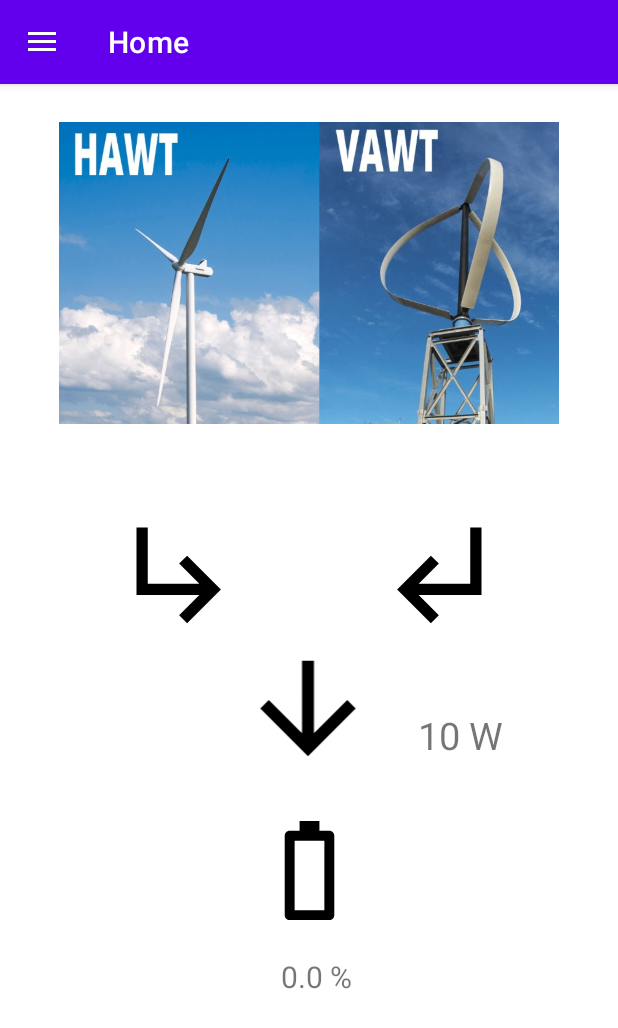
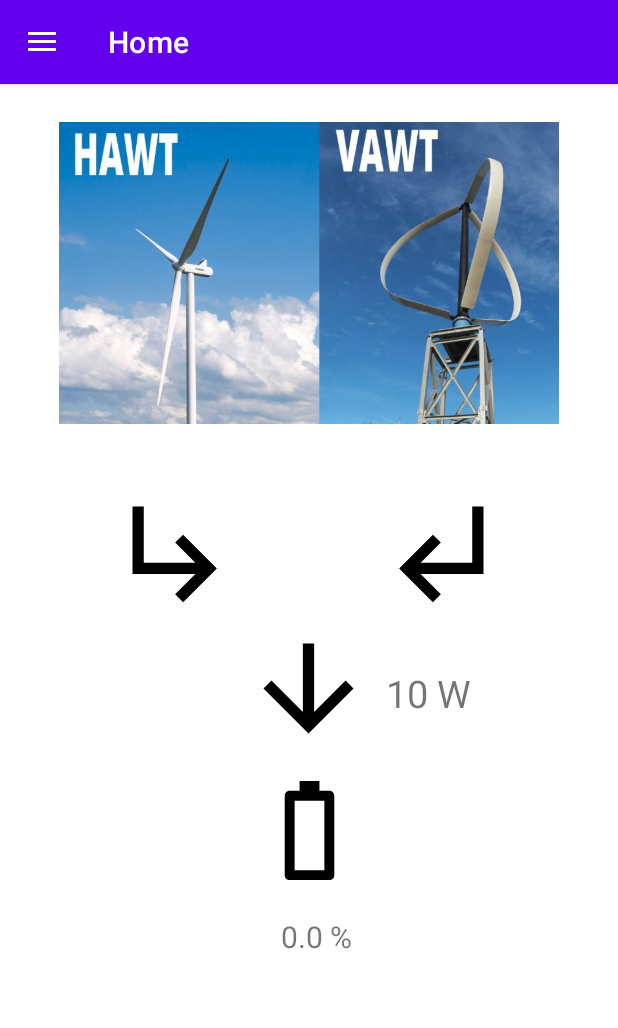
Before and after one commit to ckkirk24/ECEN-404-Group-12-Wind-Power, an Android app: the screen it shows after launch (MainActivity), on a phone screen of 412 x 824 dp. Shown: the top 1028 px of the screen. Run offline under Robolectric (Android 15) with nearby library versions, the phone set to English and light mode, and no system bars; our stand-ins replace navigation-ui; libraries missing offline, so code that uses them is left out: com.androidplot.util, com.androidplot.xy; plain views replace XYPlot; 8 statements that could not run were skipped.

Commit message:
Home page clean up

```diff
--- a/android_app/app/src/main/java/com/example/menutest/MainActivity.kt
+++ b/android_app/app/src/main/java/com/example/menutest/MainActivity.kt
@@ -160,7 +160,7 @@ class MainActivity : AppCompatActivity() {
                         deviceHardwareAddress = device.address // MAC address
                     }
                 }
-                myTextView.text = deviceName
+                myTextView.text = "Battery Charge Level: "
 //                myTextView.text = "chosen: " + deviceName +"\n others:\n" + myDeviceNames
             try{
                 val device: BluetoothDevice = bluetoothAdapter.getRemoteDevice(deviceHardwareAddress)
--- a/android_app/app/src/main/java/com/example/menutest/ui/slideshow/SlideshowFragment.kt
+++ b/android_app/app/src/main/java/com/example/menutest/ui/slideshow/SlideshowFragment.kt
@@ -59,9 +59,6 @@ class SlideshowFragment : Fragment() {
             "Charge (%) vs Time (hours)"
         )
 
-
-
-
         val chargedFormat = LineAndPointFormatter(Color.RED, Color.GREEN, null, null)
         try {
             plot.addSeries(chargedSeries, chargedFormat)
--- a/android_app/app/src/main/res/layout/fragment_home.xml
+++ b/android_app/app/src/main/res/layout/fragment_home.xml
@@ -37,9 +37,9 @@
         app:layout_constraintBottom_toBottomOf="parent"
         app:layout_constraintEnd_toEndOf="parent"
         app:layout_constraintStart_toStartOf="parent"
+
         app:layout_constraintTop_toTopOf="parent"
-
-        app:layout_constraintVertical_bias="0.709" />
+        app:layout_constraintVertical_bias="0.669" />
 
     <ImageView
         android:id="@+id/battery_1_bar"
@@ -182,7 +182,7 @@
         app:layout_constraintHorizontal_bias="0.0"
         app:layout_constraintStart_toStartOf="parent"
         app:layout_constraintTop_toTopOf="parent"
-        app:layout_constraintVertical_bias="0.971" />
+        app:layout_constraintVertical_bias="0.927" />
 
     <ImageView
         android:id="@+id/imageView3"
@@ -197,15 +197,15 @@
 
     <ImageView
         android:id="@+id/imageView4"
-        android:layout_width="132dp"
-        android:layout_height="95dp"
+        android:layout_width="90dp"
+        android:layout_height="90dp"
         android:src="@drawable/baseline_arrow_downward_24"
         app:layout_constraintBottom_toBottomOf="parent"
         app:layout_constraintEnd_toEndOf="parent"
         app:layout_constraintHorizontal_bias="0.498"
         app:layout_constraintStart_toStartOf="parent"
         app:layout_constraintTop_toTopOf="parent"
-        app:layout_constraintVertical_bias="0.548" />
+        app:layout_constraintVertical_bias="0.528" />
 
     <ImageView
         android:id="@+id/imageView5"
@@ -214,10 +214,10 @@
         android:src="@drawable/baseline_subdirectory_arrow_right_24"
         app:layout_constraintBottom_toBottomOf="parent"
         app:layout_constraintEnd_toEndOf="parent"
-        app:layout_constraintHorizontal_bias="0.236"
+        app:layout_constraintHorizontal_bias="0.227"
         app:layout_constraintStart_toStartOf="parent"
         app:layout_constraintTop_toTopOf="parent"
-        app:layout_constraintVertical_bias="0.414" />
+        app:layout_constraintVertical_bias="0.393" />
 
     <ImageView
         android:id="@+id/imageView6"
@@ -227,10 +227,10 @@
 
         app:layout_constraintBottom_toBottomOf="parent"
         app:layout_constraintEnd_toEndOf="parent"
-        app:layout_constraintHorizontal_bias="0.763"
+        app:layout_constraintHorizontal_bias="0.769"
         app:layout_constraintStart_toStartOf="parent"
         app:layout_constraintTop_toTopOf="parent"
-        app:layout_constraintVertical_bias="0.414" />
+        app:layout_constraintVertical_bias="0.393" />
 
     <TextView
         android:id="@+id/textView2"
@@ -240,9 +240,9 @@
         android:textSize="25sp"
         app:layout_constraintBottom_toBottomOf="parent"
         app:layout_constraintEnd_toEndOf="parent"
-        app:layout_constraintHorizontal_bias="0.785"
+        app:layout_constraintHorizontal_bias="0.725"
         app:layout_constraintStart_toStartOf="parent"
         app:layout_constraintTop_toTopOf="parent"
-        app:layout_constraintVertical_bias="0.568" />
+        app:layout_constraintVertical_bias="0.53" />
 
 </androidx.constraintlayout.widget.ConstraintLayout>
```
